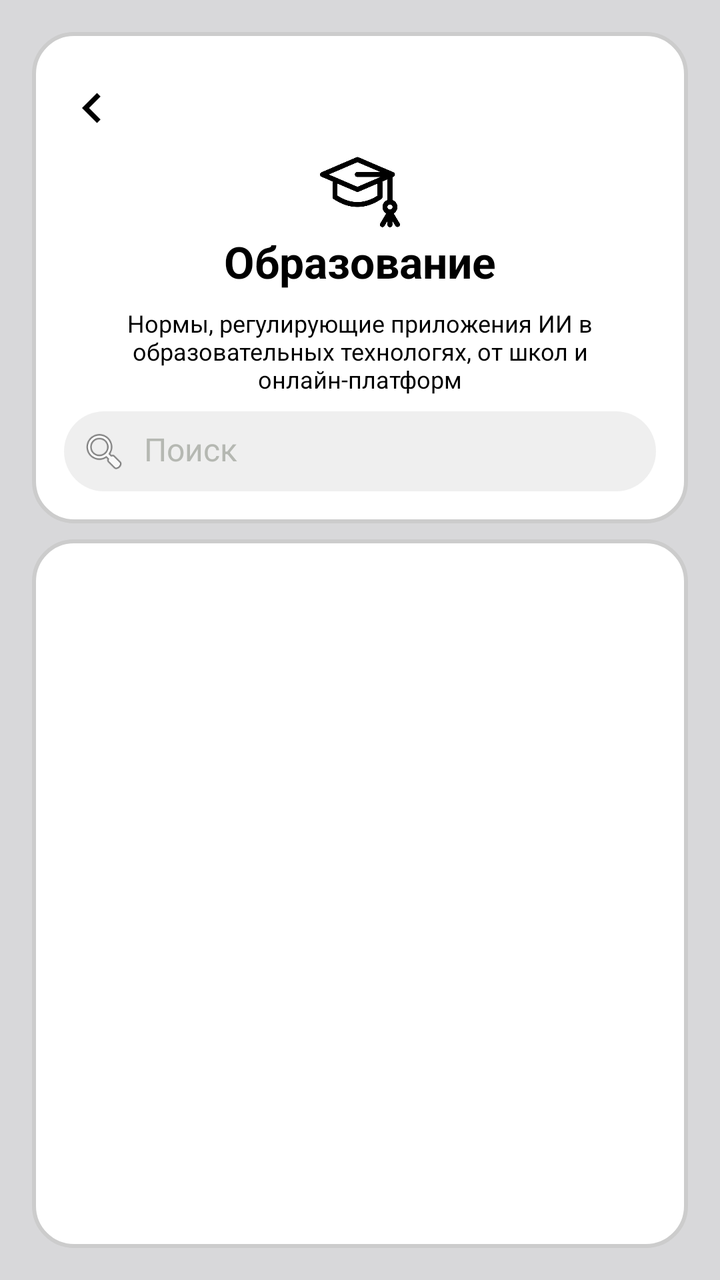
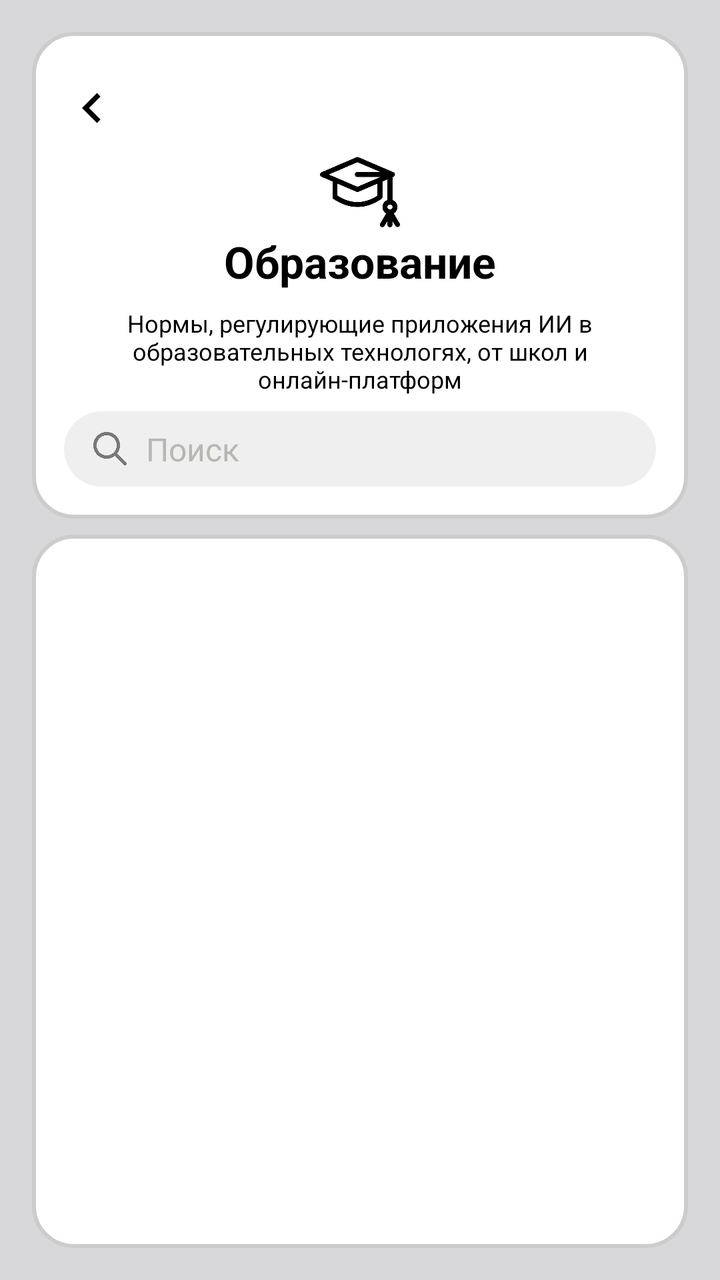

Two renders of the same Android screen: before a commit and after it. Below are the layout's source before the change and the commit's diff.
<!-- AndroidManifest.xml: application theme Theme.FileViewer.NoStatusBar -->
<!-- res/layout/activity_category.xml -->
<?xml version="1.0" encoding="utf-8"?>
<LinearLayout xmlns:android="http://schemas.android.com/apk/res/android"
    android:layout_width="match_parent"
    android:layout_height="match_parent"
    xmlns:app="http://schemas.android.com/apk/res-auto"
    android:orientation="vertical"
    android:background="#D8D8DA">

    <LinearLayout
        android:layout_width="match_parent"
        android:layout_height="wrap_content"
        android:orientation="vertical"
        android:background="@drawable/header_background_public_page"
        android:layout_marginTop="16dp"
        android:layout_marginLeft="16dp"
        android:layout_marginRight="16dp"
        android:layout_marginBottom="8dp"
        android:paddingTop="16dp">

        <ImageButton
            android:id="@+id/backButton"
            android:layout_width="44dp"
            android:layout_height="44dp"
            android:src="@drawable/ic_arrow"
            android:background="?android:attr/selectableItemBackgroundBorderless"
            android:contentDescription="Вернуться"
            android:layout_marginStart="8dp"
            android:padding="12dp"
            android:rotation="180"
            app:tint="@color/black"
            android:layout_gravity="start"/>

        <ImageView
            android:layout_width="40dp"
            android:layout_height="40dp"
            android:src="@drawable/education"
            android:layout_gravity="center"/>

        <TextView
            android:id="@+id/header"
            android:layout_width="match_parent"
            android:layout_height="wrap_content"
            android:text="Образование"
            android:textStyle="bold"
            android:textColor="@color/black"
            android:gravity="center"
            android:textSize="22sp"
            android:layout_marginBottom="8dp"/>

        <TextView
            android:layout_width="match_parent"
            android:layout_height="wrap_content"
            android:text="Нормы, регулирующие приложения ИИ в образовательных технологях, от школ и онлайн-платформ"
            android:textColor="@color/black"
            android:gravity="center"
            android:textSize="12sp"
            android:layout_marginBottom="8dp"/>

        <LinearLayout
            android:layout_width="match_parent"
            android:layout_height="wrap_content"
            android:orientation="horizontal"
            android:background="@drawable/search_background_black"
            android:layout_marginBottom="16dp"
            android:layout_marginLeft="16dp"
            android:layout_marginRight="16dp"
            android:padding="8dp">

            <ImageView
                android:layout_width="24dp"
                android:layout_height="24dp"
                android:src="@android:drawable/ic_menu_search"
                android:layout_gravity="center"/>

            <EditText
                android:layout_width="0dp"
                android:layout_height="wrap_content"
                android:layout_weight="1"
                android:hint="Поиск"
                android:background="@android:color/transparent"
                android:textColor="#b5b8b2"
                android:textColorHint="#b5b8b2"
                android:paddingStart="8dp"
                android:textSize="16sp"/>
        </LinearLayout>
    </LinearLayout>

   <androidx.recyclerview.widget.RecyclerView
       android:id="@+id/gostEducation"
       android:layout_width="match_parent"
       android:layout_height="match_parent"
       android:background="@drawable/header_background_public_page"
       android:layout_marginRight="16dp"
       android:layout_marginLeft="16dp"
       android:layout_marginBottom="16dp"
       android:padding="16dp">

   </androidx.recyclerview.widget.RecyclerView>

</LinearLayout>
<!-- resources referenced by this layout -->
<resources>
  <color name="black">#FF000000</color>
  <!-- drawable education: png bitmap (drawable, 11608 bytes) -->
  <!-- drawable header_background_public_page (drawable) -->
  <?xml version="1.0" encoding="utf-8"?>
  <shape xmlns:android="http://schemas.android.com/apk/res/android"
      android:shape="rectangle">
      <solid android:color="#FFFFFF" />
      <stroke
          android:width="2dp"
          android:color="#CCCCCC" />
      <corners android:radius="20dp" />
  </shape>
  <!-- drawable ic_arrow (drawable) -->
  <vector xmlns:android="http://schemas.android.com/apk/res/android"
      android:width="30dp"
      android:height="30dp"
      android:viewportWidth="24"
      android:viewportHeight="24"
      android:tint="#20232B38">
      <path
          android:fillColor="@android:color/white"
          android:pathData="M10,6L8.59,7.41 13.17,12l-4.58,4.59L10,18l6,-6z"/>
  </vector>
  <!-- drawable search_background_black (drawable) -->
  <?xml version="1.0" encoding="utf-8"?>
  <shape xmlns:android="http://schemas.android.com/apk/res/android"
      android:shape="rectangle">
      <solid android:color="#70dbdbdb" />
      <corners android:radius="20dp" />
  </shape>
  <style name="Theme.FileViewer.NoStatusBar" parent="Theme.MaterialComponents.DayNight.NoActionBar">
          <item name="android:windowFullscreen">true</item>
          <item name="android:windowDrawsSystemBarBackgrounds">false</item>
          <item name="android:windowTranslucentStatus">true</item>
      </style>
</resources>

<!-- the commit's change to res/layout/activity_category.xml (unified diff, before → after) -->
@@ -33,7 +33,7 @@
         <ImageView
             android:layout_width="40dp"
             android:layout_height="40dp"
-            android:src="@drawable/education"
+            android:src="@drawable/ic_education"
             android:layout_gravity="center"/>
 
         <TextView
@@ -67,10 +67,13 @@
             android:padding="8dp">
 
             <ImageView
-                android:layout_width="24dp"
-                android:layout_height="24dp"
-                android:src="@android:drawable/ic_menu_search"
-                android:layout_gravity="center"/>
+                android:id="@+id/categoryImage"
+                android:layout_width="20dp"
+                android:layout_height="20dp"
+                android:src="@drawable/ic_black_search"
+                android:layout_gravity="center"
+                android:alpha="0.5"
+                android:layout_marginStart="5dp"/>
 
             <EditText
                 android:layout_width="0dp"
<!-- resource entries referenced after the edit -->
@@ -1,7 +1,6 @@
 <!-- resources referenced by this layout -->
 <resources>
   <color name="black">#FF000000</color>
-  <!-- drawable education: png bitmap (drawable, 11608 bytes) -->
   <!-- drawable header_background_public_page (drawable) -->
   <?xml version="1.0" encoding="utf-8"?>
   <shape xmlns:android="http://schemas.android.com/apk/res/android"
@@ -23,6 +22,8 @@
           android:fillColor="@android:color/white"
           android:pathData="M10,6L8.59,7.41 13.17,12l-4.58,4.59L10,18l6,-6z"/>
   </vector>
+  <!-- drawable ic_black_search: png bitmap (drawable, 10423 bytes) -->
+  <!-- drawable ic_education: png bitmap (drawable, 11608 bytes) -->
   <!-- drawable search_background_black (drawable) -->
   <?xml version="1.0" encoding="utf-8"?>
   <shape xmlns:android="http://schemas.android.com/apk/res/android"
